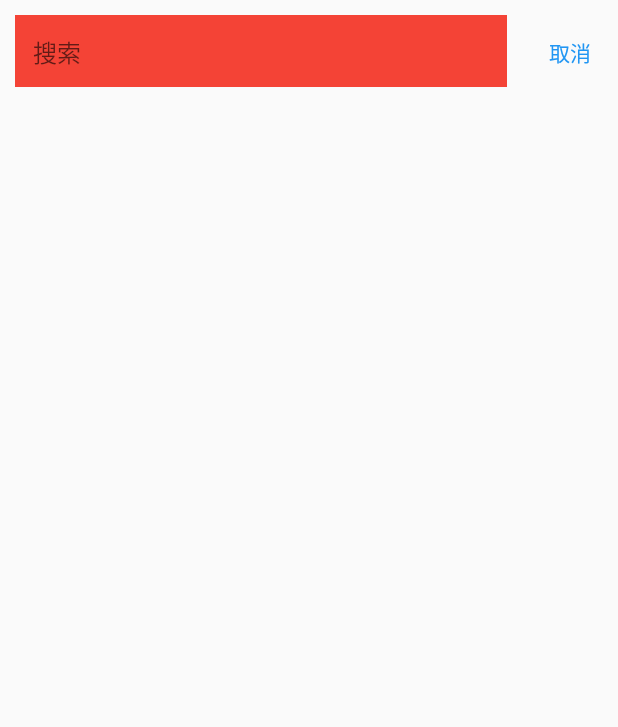
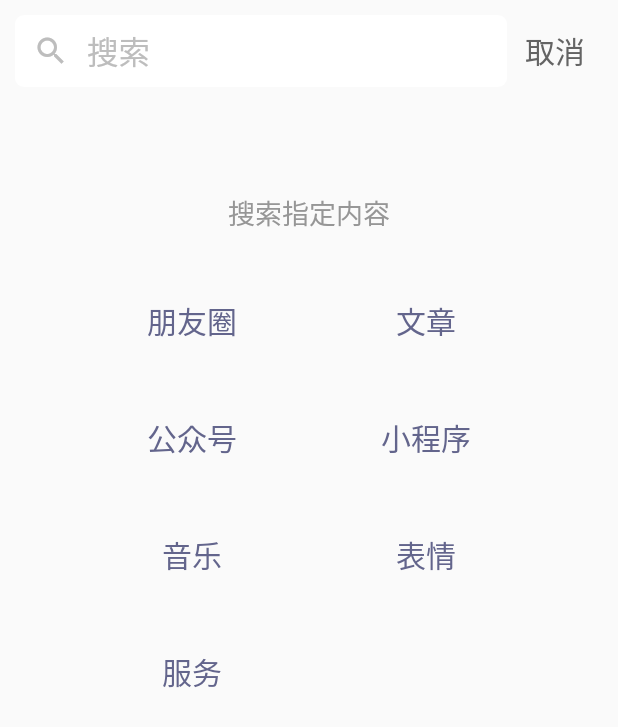
Before and after one commit to zy-xmz/glastudio, a Flutter app: the screen it shows after launch, after a tap on "搜索", on a phone screen of 412 x 824 dp. Shown: the top 727 px of the screen. Run offline on Flutter 3.47's test engine with Material 2 defaults, Android fonts, the phone set to English and light mode, and no system bars; our stand-ins replace flutter_slidable.

Commit message:
搭建搜索页

```diff
--- a/lib/main.dart
+++ b/lib/main.dart
@@ -11,11 +11,16 @@ void main() {
 class MyApp extends StatelessWidget {
   MyApp({Key? key}) : super(key: key);
 
-  // 配置路由表（给路由起名）
+  /*
+    作用：配置路由表（命名路由，也就是给路由起名字）
+    为什么不在MaterialApp中直接定义routes属性？
+    因为在MaterialApp的routes属性中定义的路由，不会触发onGenerateRoute函数，
+    如果想要用onGenerateRoute统一处理路由拦截，那么就不能在MaterialApp中定义routes
+  */
   final routes = {
     '/search': (context) => const Search(),
     '/chat': (context) => const Chat(),
-    '/chart_detail': (context, {arguments}) => ChartDetail(arguments: arguments)
+    '/chart_detail': (context, { arguments }) => ChartDetail(arguments: arguments), // 传参的写法
   };
 
   @override
@@ -24,7 +29,7 @@ class MyApp extends StatelessWidget {
       title: 'demo',
       theme: ThemeData.light(),
       home: const BottomNavigation(),
-      // onGenerateRoute路由拦截处理（前提：MaterialApp下没有定义routes）
+      // onGenerateRoute路由拦截处理
       onGenerateRoute: (RouteSettings settings) {
         final String? name = settings.name;
         final Function? pageBuilder = routes[name];
--- a/lib/pages/chart_detail.dart
+++ b/lib/pages/chart_detail.dart
@@ -1,4 +1,6 @@
 import 'package:flutter/material.dart';
+// 引入自定义的导航栏组件
+import 'package:glastudio/components/custom_bar.dart';
 
 class ChartDetail extends StatelessWidget {
   const ChartDetail({Key? key, this.arguments}) : super(key: key);
@@ -7,6 +9,9 @@ class ChartDetail extends StatelessWidget {
 
   @override
   Widget build(BuildContext context) {
-    return Text(arguments?['name']);
+    return Scaffold(
+      appBar: const CustomBar(title: '聊天'),
+      body: Text(arguments?['name'])
+    );
   }
 }
--- a/lib/pages/chat.dart
+++ b/lib/pages/chat.dart
@@ -67,12 +67,12 @@ class Chat extends StatelessWidget {
               const SliverToBoxAdapter(
                   // 自定义的搜索栏按钮
                   child: SearchBarBtn()),
-              // SlidableAutoCloseBehavior flutter_slidable插件提供的类；作用：同时只有一个滑动菜单
+              // SlidableAutoCloseBehavior flutter_slidable插件提供的类；作用：同时只有一个侧滑打开
               SlidableAutoCloseBehavior(
                 // 列表
                 child: SliverList(
                     // SliverChildBuilderDelegate 使用builder回调创建子组件
-                    delegate: SliverChildBuilderDelegate((content, int index) {
+                    delegate: SliverChildBuilderDelegate((context, int index) {
                   // 使用flutter_slidable侧滑插件
                   return Slidable(
                     // 右边向左滑
--- a/lib/pages/search.dart
+++ b/lib/pages/search.dart
@@ -1,38 +1,138 @@
 import 'package:flutter/material.dart';
 
-class Search extends StatelessWidget {
+class Search extends StatefulWidget {
   const Search({Key? key}) : super(key: key);
+
+  @override
+  // createState() 创建state实例
+  _SearchState createState() => _SearchState();
+}
+
+class _SearchState extends State<Search> {
+  // 搜索指定内容分类
+  static List typeList = [
+    { 'text': '朋友圈', 'link': '' },
+    { 'text': '文章', 'link': '' },
+    { 'text': '公众号', 'link': '' },
+    { 'text': '小程序', 'link': '' },
+    { 'text': '音乐', 'link': '' },
+    { 'text': '表情', 'link': '' },
+    { 'text': '服务', 'link': '' },
+  ];
+
+  // 定义输入框的焦点节点
+  final FocusNode _inpFocusNode = FocusNode();
+
+  // 定义获取焦点的状态
+  bool focusStatus = false;
+
+  // 获取和失去焦点处理
+  void _inpFocusHandle () {
+    if (!_inpFocusNode.hasFocus) {
+      // 如果失焦，则隐藏“按住说话”
+      setState(() {
+        focusStatus = false;
+      });
+    } else {
+      // 如果获取焦点，则显示“按住说话”
+      setState(() {
+        focusStatus = true;
+      });
+    }
+  }
+
+  // 初始化处理
+  @override
+  void initState () {
+    super.initState();
+    // 添加监听（必须在初始化中添加）
+    _inpFocusNode.addListener(_inpFocusHandle);
+  }
+
+  // 页面销毁时
+  @override
+  void dispose () {
+    // 清除监听
+    _inpFocusNode.removeListener(_inpFocusHandle);
+    super.dispose();
+  }
 
   @override
   Widget build(BuildContext context) {
     return Scaffold(
       body: Column(children: [
-        Row(
+        Padding(
+          padding: const EdgeInsets.all(10.0),
+          child: Row(
             mainAxisAlignment: MainAxisAlignment.center,
             children: [
               Expanded(
-                child: Container(
-              height: 70,
-              padding: const EdgeInsets.all(10),
-              decoration:
-                  BoxDecoration(borderRadius: BorderRadius.circular(50)),
-              child: const TextField(
+                child: TextField(
+                  focusNode: _inpFocusNode, // 这个输入框的焦点节点
+                  style: const TextStyle(fontSize: 21), // 设置文本大小
                   decoration: InputDecoration(
-                hintText: '搜索', // 提示文本
-                border: InputBorder.none, // 去掉边框
-                filled: true, // 是否填充
-                fillColor: Colors.red, // 输入框填充白色
+                    contentPadding: const EdgeInsets.symmetric(vertical: 5), // 设置输入内容与边框的内边距
+                    prefixIcon: Icon(Icons.search, color: Colors.grey[400]),  // 设置前缀icon（在提示文本的前面显示）
+                    hintText: '搜索', // 默认提示文本
+                    hintStyle: TextStyle(color: Colors.grey[400]), // 设置提示文本的颜色
+                    border: OutlineInputBorder(
+                      borderRadius: BorderRadius.circular(6), // 设置输入框的圆角
+                      borderSide: BorderSide.none // 去掉输入框的边框
+                    ),
+                    filled: true, // 输入框背景是否填充
+                    fillColor: Colors.white, // 输入框填充白色
                   )),
-            )),
+              ),
               TextButton(
                   onPressed: () {
                     // 关闭当前页
                     Navigator.pop(context);
                   },
-                child: const Text('取消')),
+                  child: const Text('取消', style: TextStyle(color: Color(0xFF646464), fontSize: 20))),
             ],
+          ),
+        ),
+        Container(
+          margin: const EdgeInsets.only(top: 60, bottom: 20), // 设置上边距、下边距
+          child: const Text('搜索指定内容', style: TextStyle(color: Color(0xFF969696),fontSize: 18)) // 文本
+        ),
+        Expanded(
+          child: GridView.builder(
+            padding: const EdgeInsets.symmetric(horizontal: 50), // 内边距
+            gridDelegate: const SliverGridDelegateWithMaxCrossAxisExtent(
+              maxCrossAxisExtent: 200,  // 单列最大宽度
+              childAspectRatio: 2  // 单项的宽高比
+            ),
+            itemCount: typeList.length,  // 要展示的个数
+            itemBuilder: (BuildContext context, int index) {
+              return TextButton(
+                onPressed: () => {},
+                child: Text(typeList[index]['text'],  // 寻找index在typeList对应的类别名称
+                  style: const TextStyle(color: Color(0xFF63658c), fontSize: 20)  // 设置文本颜色和字体大小
+                ));
+            }),  // GridView.builder动态创建子widget
+          ),
+          Visibility(
+            visible: focusStatus, // 根据textField的焦点状态来显示或隐藏
+            child: Align(
+              alignment: Alignment.bottomCenter, // “按住说话”的位置
+              child: Column(children: [
+                Container(
+                  width: 80, // 图标背景的宽度
+                  height: 80, // 图标背景的高度
+                  decoration: BoxDecoration(
+                    color: Colors.white, // 图标背景颜色
+                    borderRadius: BorderRadius.circular(100)  // 图标背景的圆角
+                  ),
+                  child: Icon(Icons.mic, size: 48, color: Colors.grey[700])  // 图标
+                ),
+                const Padding(
+                  padding: EdgeInsets.all(10.0),  // 内边距
+                  child: Text('按住说话', style: TextStyle(color: Color(0xFF969696)))  // 文本
                 )
-      ]), // 搜索框
-    );
+              ],)
+            ),
+          )] // 搜索框
+    ));
   }
 }
```
Lines whose indentation alone changed are shown as unchanged.
